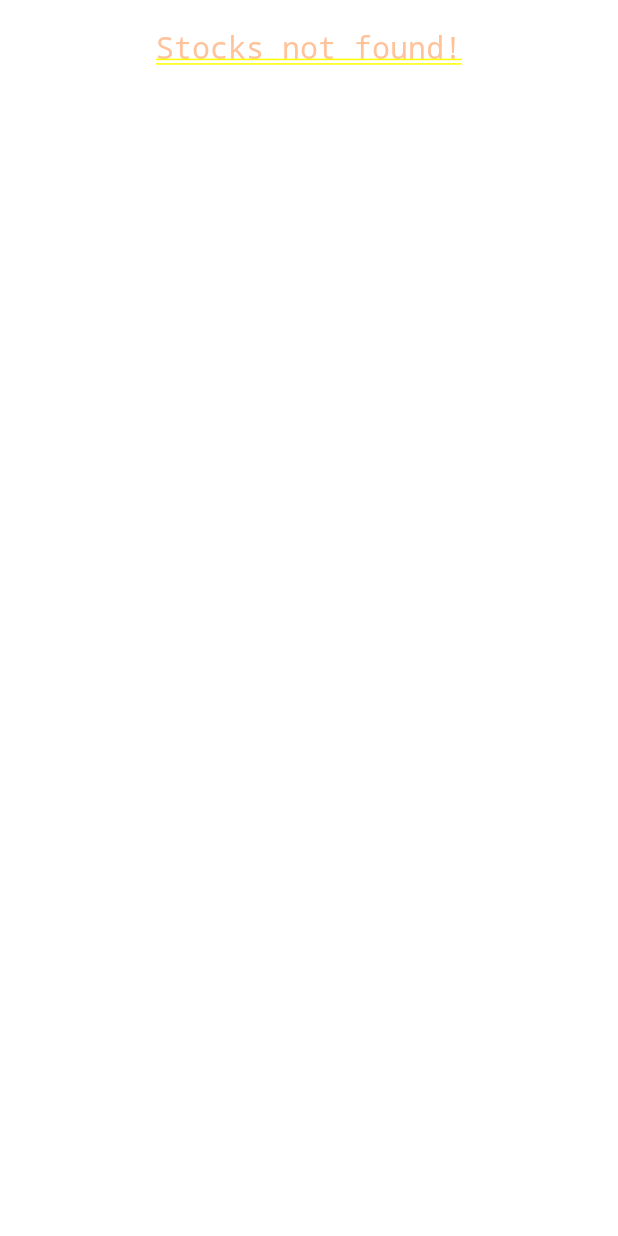
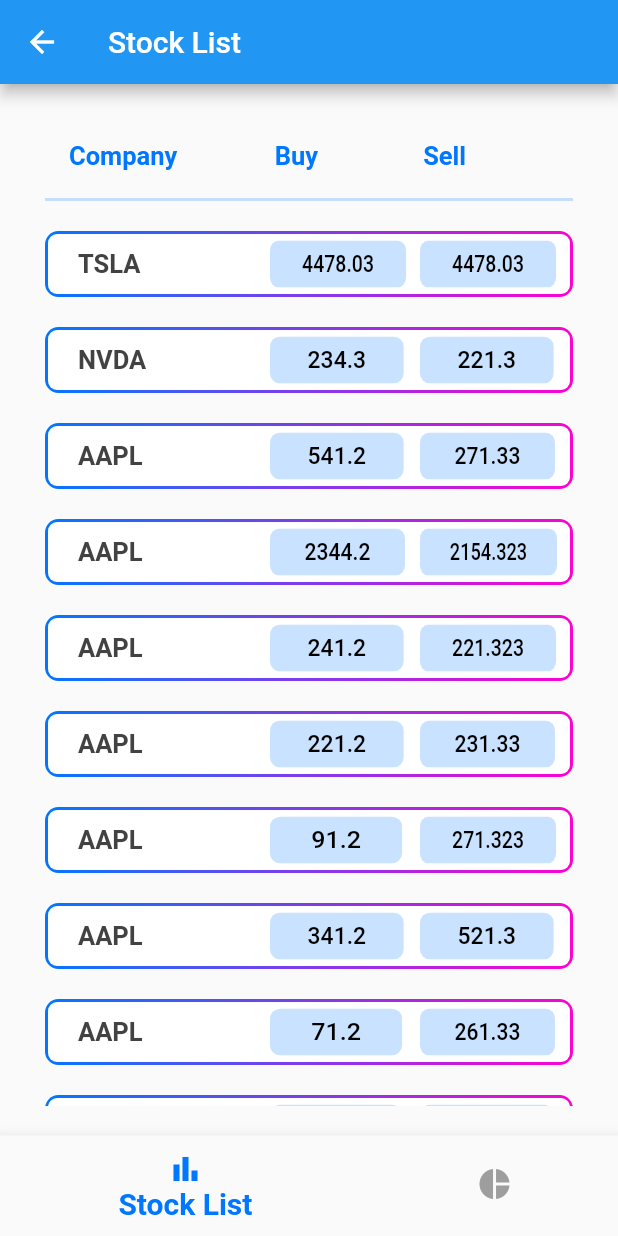
Before and after one commit to gukkame/stock-market-simulator, a Flutter app: the screen it shows after launch, on a phone screen of 412 x 824 dp. Run offline on Flutter 3.47's test engine with Material 2 defaults, Android fonts, the phone set to English and light mode, and no system bars; our stand-ins replace cloud_firestore, firebase_auth, firebase_core; accounts and stored records are empty; network calls fail.

Commit message:
Added title, made better design, included on tap, changed prime colors

```diff
--- a/stock_market/lib/components/container.dart
+++ b/stock_market/lib/components/container.dart
@@ -11,8 +11,8 @@
   const RoundedGradientContainer(
       {super.key,
       double borderSize = 5,
-      double outerBorderRadius = 12.0 + 3,
-      double innerBorderRadius = 12.0,
+      double outerBorderRadius = 6.0 + 3,
+      double innerBorderRadius = 6.0,
       LinearGradient? gradient,
       Widget? child})
       : _child = child,
--- a/stock_market/lib/components/stock_field.dart
+++ b/stock_market/lib/components/stock_field.dart
@@ -1,8 +1,4 @@
-import 'dart:ffi';
-
-import 'package:flutter/foundation.dart';
 import 'package:flutter/material.dart';
-import 'package:stock_market/utils/navigation.dart';
 
 import '../utils/colors.dart';
 import 'container.dart';
@@ -15,8 +11,8 @@
       required this.buyPrice});
 
   String companyTitle;
-  int sellPrice;
-  int buyPrice;
+  double sellPrice;
+  double buyPrice;
   @override
   State<StockField> createState() => _StockFieldState();
 }
@@ -33,13 +29,7 @@
         const SizedBox(
           height: 20,
         ),
-        Flex(
-          direction: Axis.horizontal,
-          mainAxisAlignment: MainAxisAlignment.spaceBetween,
-          children: [
-            Expanded(
-              flex: 3,
-              child: RoundedGradientContainer(
+        RoundedGradientContainer(
           borderSize: 2,
           child: Padding(
               padding: const EdgeInsets.fromLTRB(20, 0, 0, 0),
@@ -47,7 +37,9 @@
                 crossAxisAlignment: CrossAxisAlignment.center,
                 mainAxisAlignment: MainAxisAlignment.spaceBetween,
                 children: [
-                        Text(
+                  InkWell(
+                    onTap: _onTitleTap,
+                    child: Text(
                       widget.companyTitle,
                       style: TextStyle(
                         fontSize: 17,
@@ -55,12 +47,55 @@
                         color: Colors.grey.shade800,
                       ),
                     ),
+                  ),
+                  _transactionBtn,
                 ],
               )),
         ),
+      ],
+    );
+  }
+
+  void _onTitleTap() {
+    debugPrint("Company tapped");
+    debugPrint(widget.companyTitle);
+    //  navigate(context, "/stock-info");
+  }
+
+  Widget get _transactionBtn {
+    return Row(
+      children: [
+        for (int i = 0; i < 2; i++)
+          SizedBox(
+            width: 100,
+            height: 40,
+            child: FittedBox(
+              fit: BoxFit.fill,
+              child: TextButton(
+                style: TextButton.styleFrom(
+                    padding: const EdgeInsets.fromLTRB(0, 4, 10, 4),
+                    tapTargetSize: MaterialTapTargetSize.shrinkWrap,
+                    alignment: Alignment.centerRight),
+                onPressed: () => onTap(i),
+                child: Container(
+                  decoration: BoxDecoration(
+                      color: primeColorTrans,
+                      borderRadius: BorderRadius.circular(6.0)),
+                  child: Padding(
+                    padding: const EdgeInsets.symmetric(
+                        horizontal: 23.0, vertical: 6.0),
+                    child: Text(
+                      i == 0
+                          ? (widget.sellPrice).toString()
+                          : widget.buyPrice.toString(),
+                      style: const TextStyle(
+                        color: Colors.black,
                       ),
-            _transactionBtn,
-          ],
+                    ),
+                  ),
+                ),
+              ),
+            ),
           ),
       ],
     );
@@ -68,42 +103,12 @@
 
    void onTap(int option) {
     if (option == 0) {
-      navigate(context, "/buy");
+      debugPrint("Buy");
+      // navigate(context, "/buy");
     } else {
-      navigate(context, "/sell");
+      debugPrint("Sell");
+      // navigate(context, "/sell");
     }
   }
 
-  Widget get _transactionBtn {
-    return Row(
-      children: [
-        for (int i = 0; i < 2; i++)
-          TextButton(
-            style: TextButton.styleFrom(
-                padding: const EdgeInsets.fromLTRB(0, 0, 0, 0),
-                tapTargetSize: MaterialTapTargetSize.shrinkWrap,
-                alignment: Alignment.centerRight),
-            onPressed: () => onTap(i),
-            child: Container(
-              decoration: BoxDecoration(
-                  gradient: primeGradient,
-                  borderRadius: BorderRadius.circular(12.0)),
-              child: Padding(
-                padding: const EdgeInsets.symmetric(
-                    horizontal: 20.0, vertical: 11.0),
-                child: Text(
-                  i == 0
-                      ? (widget.sellPrice).toString()
-                      : widget.buyPrice.toString(),
-                  style: const TextStyle(
-                      color: Colors.white,
-                      fontWeight: FontWeight.bold,
-                      fontSize: 18.0),
-                ),
-              ),
-            ),
-          ),
-      ],
-    );
 }
-}
--- a/stock_market/lib/main.dart
+++ b/stock_market/lib/main.dart
@@ -32,7 +32,7 @@
         routes: {
           '/login': (context) => LogIn(),
           '/signup': (context) => SignUp(),
-          '/stocks': (context) => ViewStocks(),
+          '/stocks': (context) => StockListPage(),
         },
       ),
     );
--- a/stock_market/lib/pages/view_stocks.dart
+++ b/stock_market/lib/pages/view_stocks.dart
@@ -1,70 +1,22 @@
-import 'package:cloud_firestore/cloud_firestore.dart';
 import 'package:flutter/material.dart';
-import 'package:stock_market/components/stock_field.dart';
-import 'package:stock_market/utils/stock.dart';
+import 'package:stock_market/screens/stock_list.dart';
 
-import '../provider/provider_manager.dart';
-import '../utils/colors.dart';
-import '../utils/user.dart';
+import '../components/bottom_nav_bar.dart';
 
-class ViewStocks extends StatefulWidget {
-  const ViewStocks({super.key});
+class StockListPage extends StatefulWidget {
+  const StockListPage({super.key});
 
   @override
-  State<ViewStocks> createState() => _ViewStocksState();
+  State<StockListPage> createState() => StockListPageState();
 }
 
-class _ViewStocksState extends State<ViewStocks> {
-  late User user;
-  String errorMSg = "Stocks not found!";
-  List<Stock> allStocks = [];
-
-  @override
-  void initState() {
-    user = ProviderManager().getUser(context);
-    getStockList();
-    super.initState();
-  }
-
+class StockListPageState extends State<StockListPage> {
   @override
   Widget build(BuildContext context) {
-    return Padding(
-      padding: const EdgeInsets.fromLTRB(30, 20, 30, 20),
-      child: Column(
-        children: [
-          if (allStocks.isNotEmpty)
-            for (var stock in allStocks)
-              StockField(
-                companyTitle: stock.symbol,
-                buyPrice: stock.amount,
-                sellPrice: stock.value,
-              )
-          else
-            _setInfoWidget
-        ],
-      ),
+    return  Scaffold(
+      appBar: AppBar(title: const Text("Stock List"),),
+      body: const StockList(),
+      bottomNavigationBar: const BottomNavBar(index: 0),
     );
   }
-
-  void getStockList() {
-    //!Fetch data from database|| CompanyName, Buy price, Sell price
-    // allStocks.add(Stock("TSLA", Timestamp(43, 32), 234, 213));
-  }
-
-  Widget get _setInfoWidget {
-    return Center(
-        child: Text(
-      errorMSg,
-      style: const TextStyle(
-        color: primeColorTrans,
-        fontSize: 20,
-        fontWeight: FontWeight.w400,
-      ),
-      textAlign: TextAlign.center,
-    ));
-  }
-
-  void _setErrorState(String msg) {
-    errorMSg = msg;
-  }
 }
--- /dev/null
+++ b/stock_market/lib/screens/stock_list.dart
@@ -0,0 +1,129 @@
+import 'package:flutter/material.dart';
+import 'package:cloud_firestore/cloud_firestore.dart';
+import 'package:stock_market/components/stock_field.dart';
+import 'package:stock_market/utils/stock.dart';
+
+import '../provider/provider_manager.dart';
+import '../utils/colors.dart';
+import '../utils/user.dart';
+
+class StockList extends StatefulWidget {
+   const StockList({super.key});
+
+  @override
+  State<StockList> createState() => _StockListState();
+}
+
+class _StockListState extends State<StockList> {
+  late User user;
+  String errorMSg = "Stocks not found!";
+  List<Stock> allStocks = [];
+
+  @override
+  void initState() {
+    user = ProviderManager().getUser(context);
+    getStockList();
+    super.initState();
+  }
+
+  @override
+  Widget build(BuildContext context) {
+    return Padding(
+      padding: const EdgeInsets.fromLTRB(30, 20, 30, 20),
+      child: Column(
+        children: [
+          _title,
+          Expanded(
+            child: ListView(
+              scrollDirection: Axis.vertical,
+              children: [
+                if (allStocks.isNotEmpty)
+                  for (var stock in allStocks)
+                    StockField(
+                      companyTitle: stock.symbol,
+                      buyPrice: stock.amount,
+                      sellPrice: stock.value,
+                    )
+                else
+                  _setInfoWidget
+              ],
+            ),
+          )
+        ],
+      ),
+    );
+  }
+
+  void getStockList() {
+    //!Fetch data from database|| CompanyName, Buy price, Sell price
+    allStocks.add(Stock("TSLA", Timestamp(43, 32), 4478.03, 4478.03));
+    allStocks.add(Stock("NVDA", Timestamp(43, 32), 234.3, 221.3));
+    allStocks.add(Stock("AAPL", Timestamp(43, 32), 541.2, 271.33));
+    allStocks.add(Stock("AAPL", Timestamp(43, 32), 2344.2, 2154.323));
+    allStocks.add(Stock("AAPL", Timestamp(43, 32), 241.2, 221.323));
+    allStocks.add(Stock("AAPL", Timestamp(43, 32), 221.2, 231.33));
+    allStocks.add(Stock("AAPL", Timestamp(43, 32), 91.2, 271.323));
+    allStocks.add(Stock("AAPL", Timestamp(43, 32), 341.2, 521.3));
+    allStocks.add(Stock("AAPL", Timestamp(43, 32), 71.2, 261.33));
+    allStocks.add(Stock("GOO10", Timestamp(43, 32), 23.2, 241.3));
+    allStocks.add(Stock("GOOGL", Timestamp(43, 32), 23.2, 241.3));
+    allStocks.add(Stock("GOOGL", Timestamp(43, 32), 23.2, 241.3));
+    allStocks.add(Stock("GOOGL", Timestamp(43, 32), 23.2, 241.3));
+    allStocks.add(Stock("GOOGL", Timestamp(43, 32), 23.2, 241.3));
+    allStocks.add(Stock("LLY", Timestamp(43, 32), 23.2, 241.3));
+    allStocks.add(Stock("PG", Timestamp(43, 32), 23.2, 241.3));
+    allStocks.add(Stock("PG", Timestamp(43, 32), 23.2, 241.3));
+    allStocks.add(Stock("CSCO", Timestamp(43, 32), 23.2, 241.3));
+    allStocks.add(Stock("PG", Timestamp(43, 32), 23.2, 241.3));
+    allStocks.add(Stock("PG20", Timestamp(43, 32), 23.2, 241.3));
+  }
+
+  Widget get _title {
+    return Container(
+      decoration: const BoxDecoration(
+          border: Border(bottom: BorderSide(color: primeColorTrans, width: 2))),
+      child: ListTile(
+        onTap: null,
+        title: Row(
+            mainAxisAlignment: MainAxisAlignment.start,
+            crossAxisAlignment: CrossAxisAlignment.center,
+            children: <Widget>[
+              _titleStyle("Company"),
+              const SizedBox(
+                width: 65,
+              ),
+              _titleStyle("Buy"),
+              const SizedBox(
+                width: 70,
+              ),
+              _titleStyle("Sell"),
+            ]),
+      ),
+    );
+  }
+
+  Widget _titleStyle(String title) {
+    return Text(
+      title,
+      style: const TextStyle(
+          fontWeight: FontWeight.w600, color: primeColor, fontSize: 17),
+    );
+  }
+
+  Widget get _setInfoWidget {
+    return Center(
+        child: Text(
+      errorMSg,
+      style: const TextStyle(
+        color: primeColorTrans,
+        fontSize: 20,
+        fontWeight: FontWeight.w400,
+      ),
+      textAlign: TextAlign.center,
+    ));
+  }
+
+  void _setErrorState(String msg) {
+    errorMSg = msg;
+  }
+}
--- a/stock_market/lib/utils/colors.dart
+++ b/stock_market/lib/utils/colors.dart
@@ -1,8 +1,8 @@
 import 'package:flutter/material.dart';
 
-const Color primeColor = Color.fromRGBO(255, 102, 0, 1);
-const Color primeColorTrans = Color.fromRGBO(255, 102, 0, 0.4);
-const Color secondaryColor = Color.fromRGBO(255, 251, 0, 1);
+const Color primeColor = Color.fromRGBO(0, 119, 255, 1);
+const Color primeColorTrans = Color.fromRGBO(0, 119, 255, 0.212);
+const Color secondaryColor = Color.fromRGBO(255, 0, 212, 1);
 const Color focusColor = Color.fromRGBO(255, 189, 0, 1);
 const primeGradient = LinearGradient(
   begin: Alignment.topLeft,
--- a/stock_market/lib/utils/stock.dart
+++ b/stock_market/lib/utils/stock.dart
@@ -3,14 +3,14 @@
 class Stock {
   final String _symbol;
   final Timestamp _date;
-  final int _value;
-  final int _amount;
+  final double _value;
+  final double _amount;
 
   String get symbol => _symbol;
   Timestamp get date => _date;
-  int get value => _value;
-  int get amount => _amount;
-  int get price => value * amount;
+  double get value => _value;
+  double get amount => _amount;
+  double get price => value * amount;
 
   Map<String, dynamic> get data {
     return {
@@ -33,8 +33,8 @@
   Stock(
     String symbol,
     Timestamp date,
-    int value,
-    int amount,
+    double value,
+    double amount,
   )   : _symbol = symbol,
         _date = date,
         _value = value,
```
Lines whose indentation alone changed are shown as unchanged.
